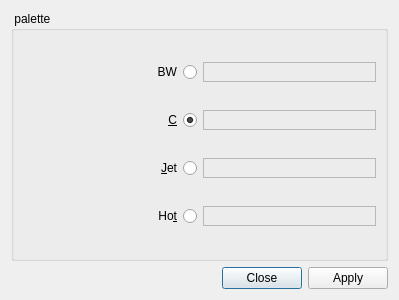
Old version of the form quimgconfdialog.ui in the repository ELETTRA-SincrotroneTrieste/cumbia-image-plugin.
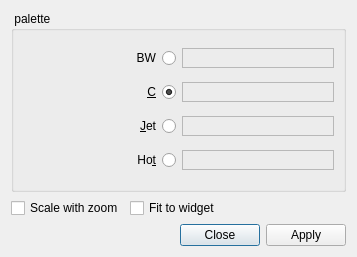
New version of the form. Icons and pictures are not drawn.

Commit message: zoom implementation

Diff of the .ui file:
```diff
--- a/quimgconfdialog.ui
+++ b/quimgconfdialog.ui
@@ -6,15 +6,15 @@
    <rect>
     <x>0</x>
     <y>0</y>
-    <width>399</width>
-    <height>300</height>
+    <width>357</width>
+    <height>257</height>
    </rect>
   </property>
   <property name="windowTitle">
    <string>Dialog</string>
   </property>
-  <layout class="QVBoxLayout" name="verticalLayout">
-   <item>
+  <layout class="QGridLayout" name="gridLayout">
+   <item row="0" column="0" colspan="2">
     <widget class="QGroupBox" name="palette_groupBox">
      <property name="title">
       <string> palette </string>
@@ -136,7 +136,21 @@
      </layout>
     </widget>
    </item>
-   <item>
+   <item row="1" column="0">
+    <widget class="QCheckBox" name="cbScaleWithZoom">
+     <property name="text">
+      <string>Scale with zoom</string>
+     </property>
+    </widget>
+   </item>
+   <item row="1" column="1">
+    <widget class="QCheckBox" name="cbFitToWidget">
+     <property name="text">
+      <string>Fit to widget</string>
+     </property>
+    </widget>
+   </item>
+   <item row="2" column="1">
     <widget class="QDialogButtonBox" name="buttonBox">
      <property name="orientation">
       <enum>Qt::Horizontal</enum>
```
Left out of the diff: 17 changed lines with no effect on the pictures. The commit also changes 9 other files.
